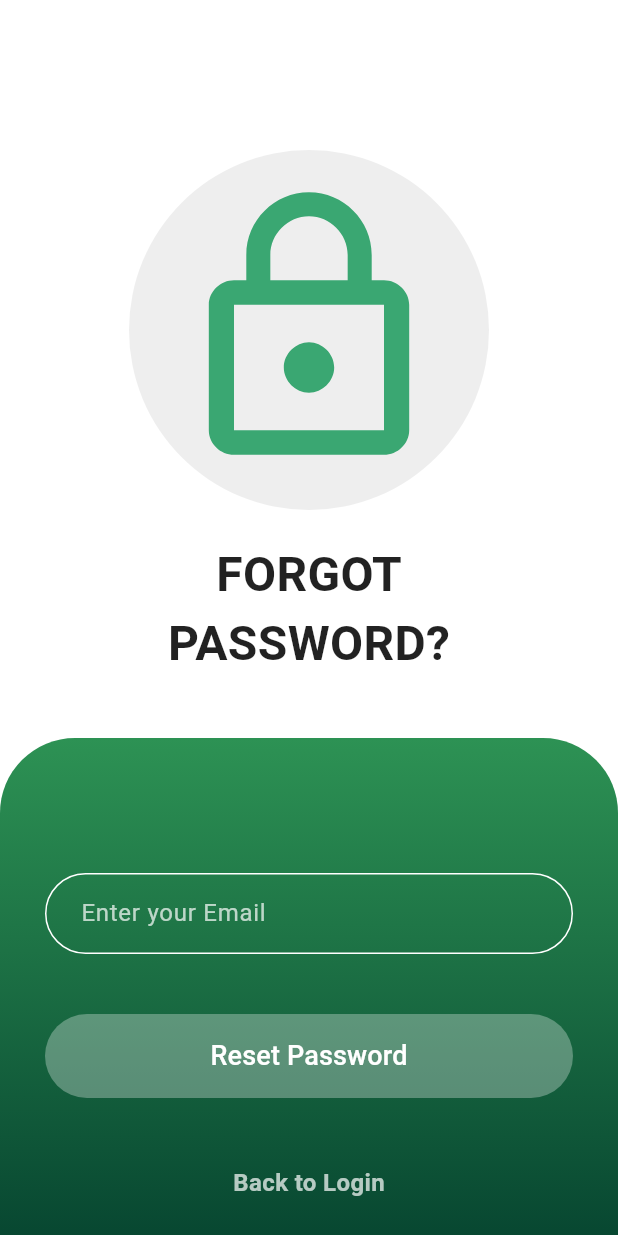
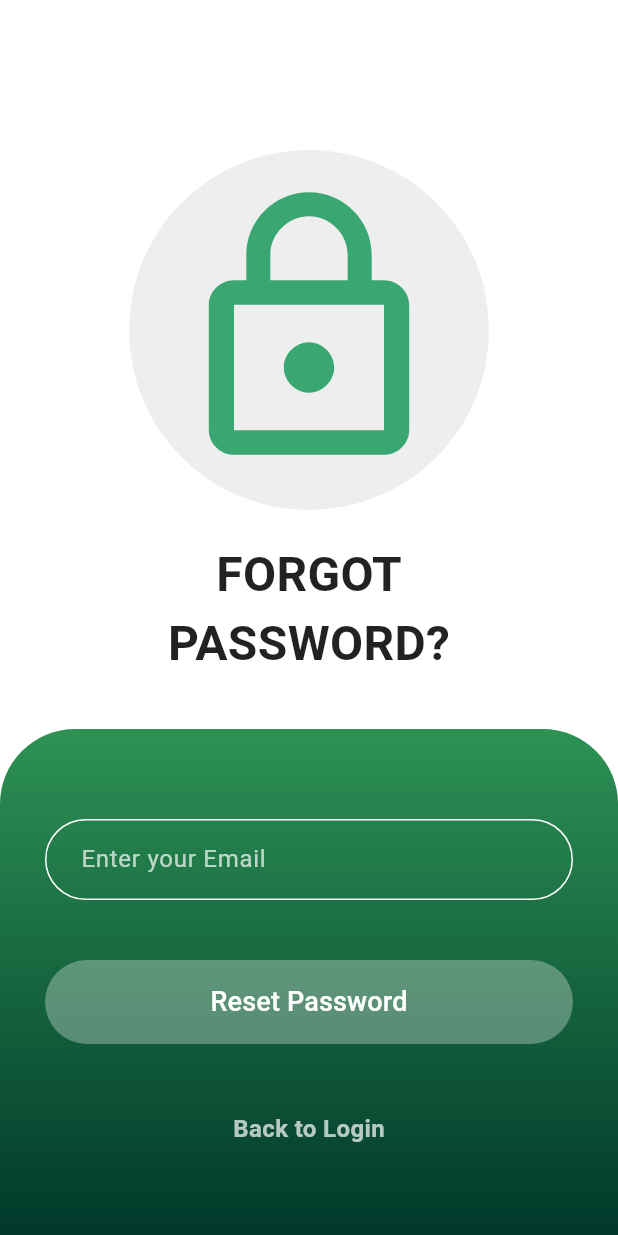
Before and after one commit to Emjay444/capstone, a Flutter app: the Forgotpass screen opened by its route, on a phone screen of 412 x 824 dp. Run offline on Flutter 3.47's test engine with Material 3 defaults, Android fonts, the phone set to English and light mode, and no system bars.

Commit message:
forgotpass bottom nav fix

```diff
--- a/anxiety_sensor/lib/pages/Forgotpass.dart
+++ b/anxiety_sensor/lib/pages/Forgotpass.dart
@@ -7,8 +7,7 @@ class Forgotpass extends StatelessWidget {
   Widget build(BuildContext context) {
     return Scaffold(
       backgroundColor: Colors.white,
-      body: SingleChildScrollView(
-        child: Column(
+      body: Column(
         children: [
           const SizedBox(height: 100),
 
@@ -47,11 +46,11 @@ class Forgotpass extends StatelessWidget {
             ),
           ),
 
-            const SizedBox(height: 40),
+          const Spacer(), // Pushes content to the top
 
           // 🔹 Green Curved Container for Inputs
           Container(
-              padding: const EdgeInsets.symmetric(horizontal: 30, vertical: 90),
+            padding: const EdgeInsets.symmetric(horizontal: 30, vertical: 60),
             width: double.infinity,
             decoration: const BoxDecoration(
               gradient: LinearGradient(
@@ -66,6 +65,7 @@ class Forgotpass extends StatelessWidget {
             ),
             child: Column(
               crossAxisAlignment: CrossAxisAlignment.stretch,
+              mainAxisSize: MainAxisSize.min, // Wrap content
               children: [
                 // 🔹 Email Input Field
                 TextField(
@@ -130,7 +130,6 @@ class Forgotpass extends StatelessWidget {
           ),
         ],
       ),
-      ),
     );
   }
 }
```
Lines whose indentation alone changed are shown as unchanged.
